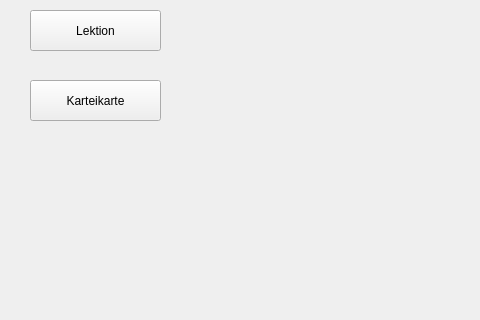
Old version of the form mainwindow.ui in the repository anastasijabb/DatabaseGUI; both pictures show x 0 to 480 and y 160 to 480 of the 800 by 600 pixel window.
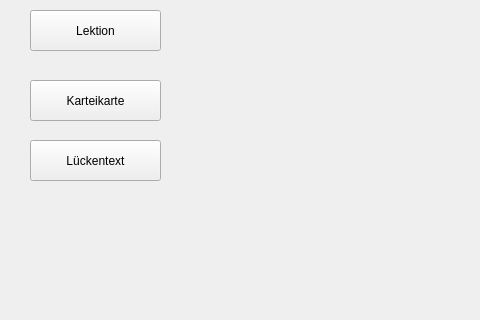
New version of the form.

```diff
--- a/mainwindow.ui
+++ b/mainwindow.ui
@@ -66,6 +66,19 @@
      <string>Karteikarte</string>
     </property>
    </widget>
+   <widget class="QPushButton" name="pushButton_5">
+    <property name="geometry">
+     <rect>
+      <x>30</x>
+      <y>300</y>
+      <width>131</width>
+      <height>41</height>
+     </rect>
+    </property>
+    <property name="text">
+     <string>Lückentext</string>
+    </property>
+   </widget>
   </widget>
   <widget class="QMenuBar" name="menubar">
    <property name="geometry">
```
